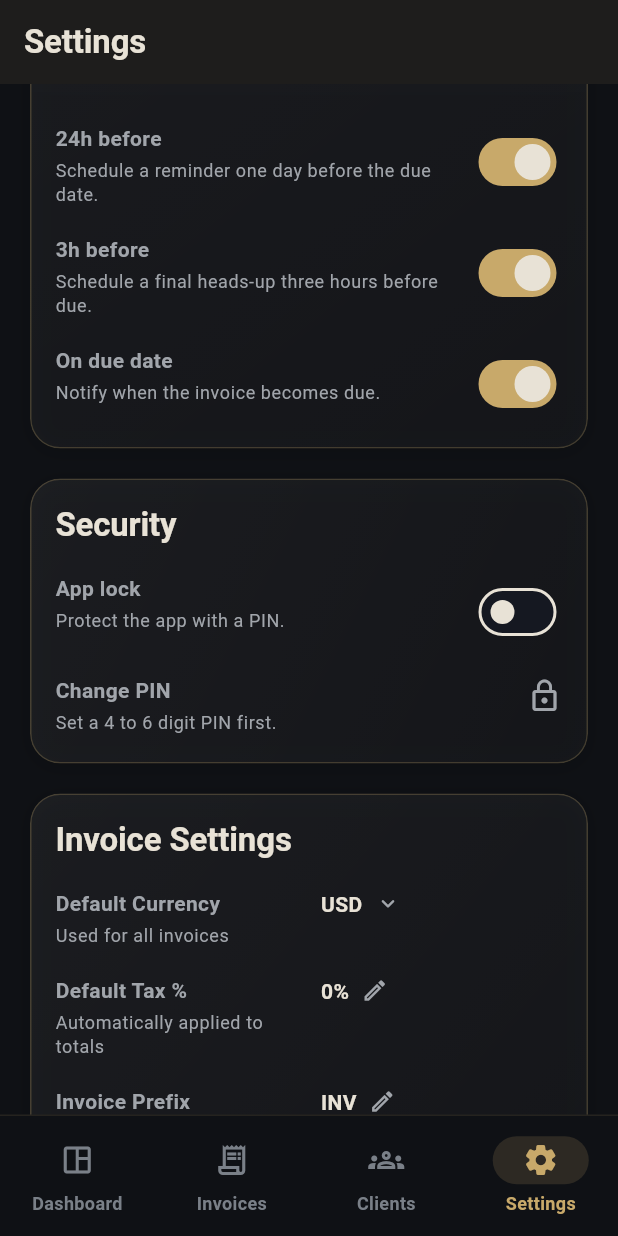
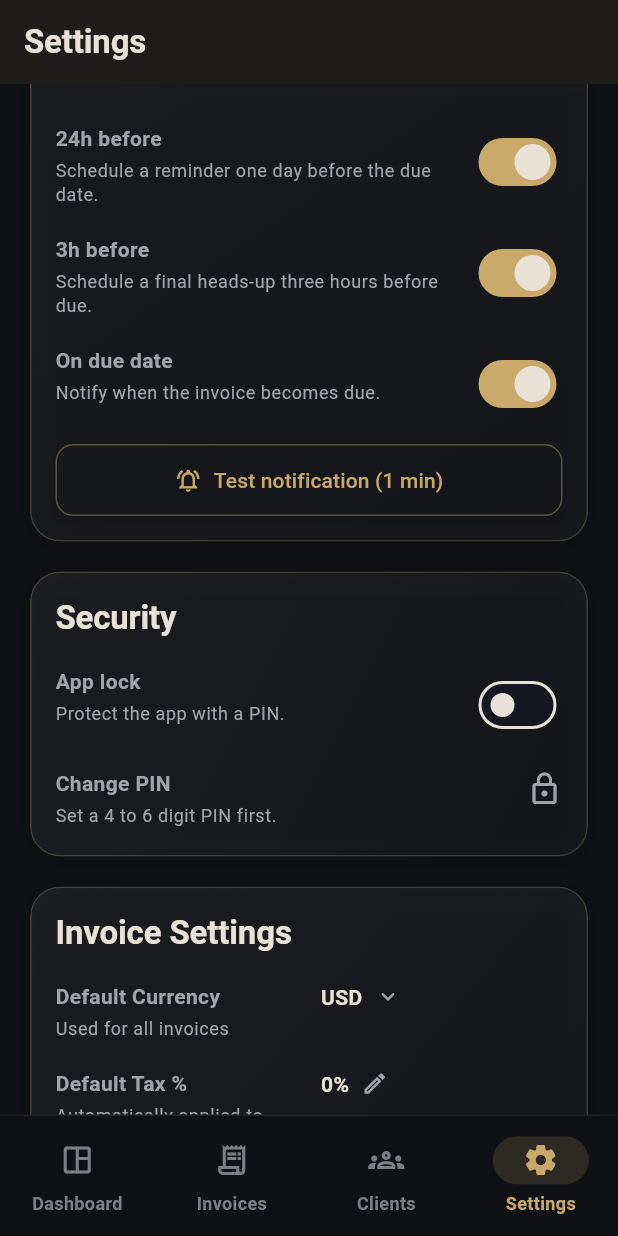
Before and after one commit to fessykhan699-cmyk/REMINDER, a Flutter app: the SettingsScreen screen opened by its route, scrolled down 1152 dp, on a phone screen of 412 x 824 dp. Run offline on Flutter 3.47's test engine with Material 3 defaults, Android fonts, the phone set to English and light mode, and no system bars; our stand-ins replace flutter_local_notifications, flutter_riverpod, go_router, hive, hive_flutter, image_picker and 7 more; missing offline and left inert: in_app_purchase_android; accounts and stored records are empty.

Commit message:
noti fixed

```diff
--- a/lib/features/settings/presentation/screens/settings_screen.dart
+++ b/lib/features/settings/presentation/screens/settings_screen.dart
@@ -20,6 +20,7 @@ import '../widgets/app_lock_gate.dart';
 import '../widgets/pin_editor_sheet.dart';
 import '../../../subscription/domain/entities/subscription_state.dart';
 import '../../../subscription/presentation/controllers/subscription_controller.dart';
+import '../../../../shared/services/test_notification.dart';
 import 'edit_profile_screen.dart';
 
 class SettingsScreen extends ConsumerStatefulWidget {
@@ -465,6 +466,48 @@ class _SettingsScreenState extends ConsumerState<SettingsScreen> {
                   (current) => current.copyWith(remindOnDueDate: value),
                 ),
                 isLast: true,
+              ),
+              const SizedBox(height: 14),
+              // TODO: Remove after verifying notifications work.
+              SizedBox(
+                width: double.infinity,
+                child: OutlinedButton.icon(
+                  icon: const Icon(
+                    Icons.notifications_active_outlined,
+                    size: 18,
+                  ),
+                  label: const Text('Test notification (1 min)'),
+                  style: OutlinedButton.styleFrom(
+                    foregroundColor: AppColors.accent,
+                    side: BorderSide(
+                      color: AppColors.accent.withValues(alpha: 0.4),
+                    ),
+                    shape: RoundedRectangleBorder(
+                      borderRadius: BorderRadius.circular(12),
+                    ),
+                    padding: const EdgeInsets.symmetric(vertical: 14),
+                  ),
+                  onPressed: () async {
+                    try {
+                      await testNotificationNow();
+                      if (mounted) {
+                        ScaffoldMessenger.of(context).showSnackBar(
+                          const SnackBar(
+                            content: Text(
+                              'Notification scheduled — check in 1 minute',
+                            ),
+                          ),
+                        );
+                      }
+                    } catch (e) {
+                      if (mounted) {
+                        ScaffoldMessenger.of(
+                          context,
+                        ).showSnackBar(SnackBar(content: Text('Failed: $e')));
+                      }
+                    }
+                  },
+                ),
               ),
             ],
           ),
```
Also changed, not shown: lib/shared/services/test_notification.dart (added, +22 -0 lines).
